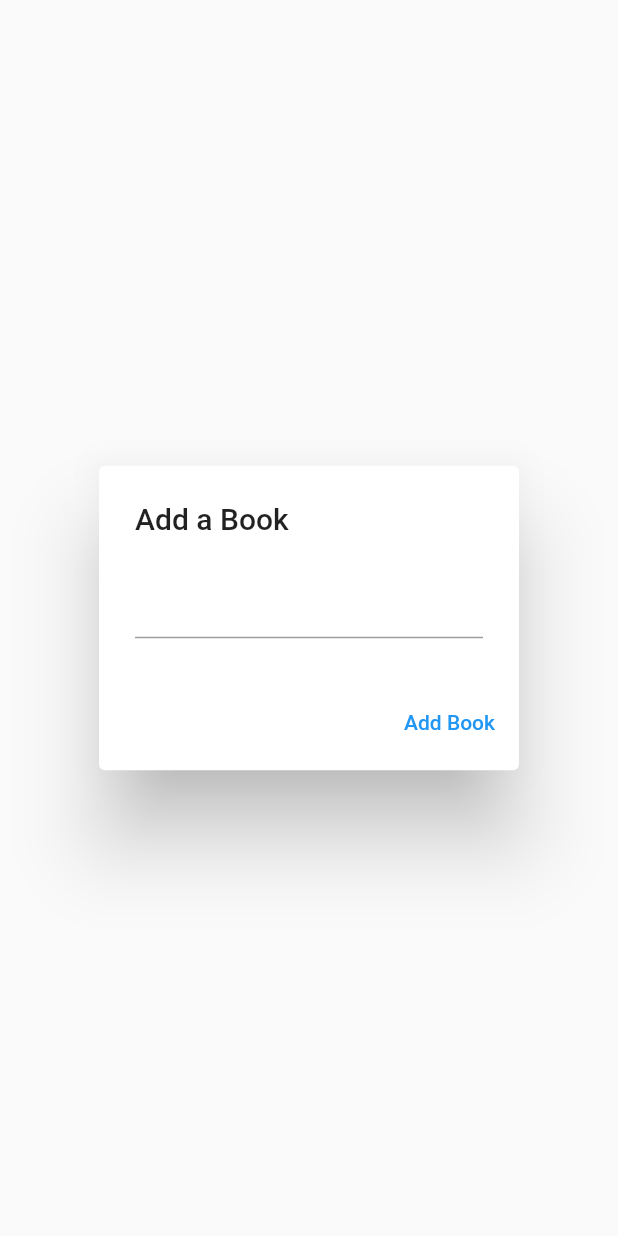
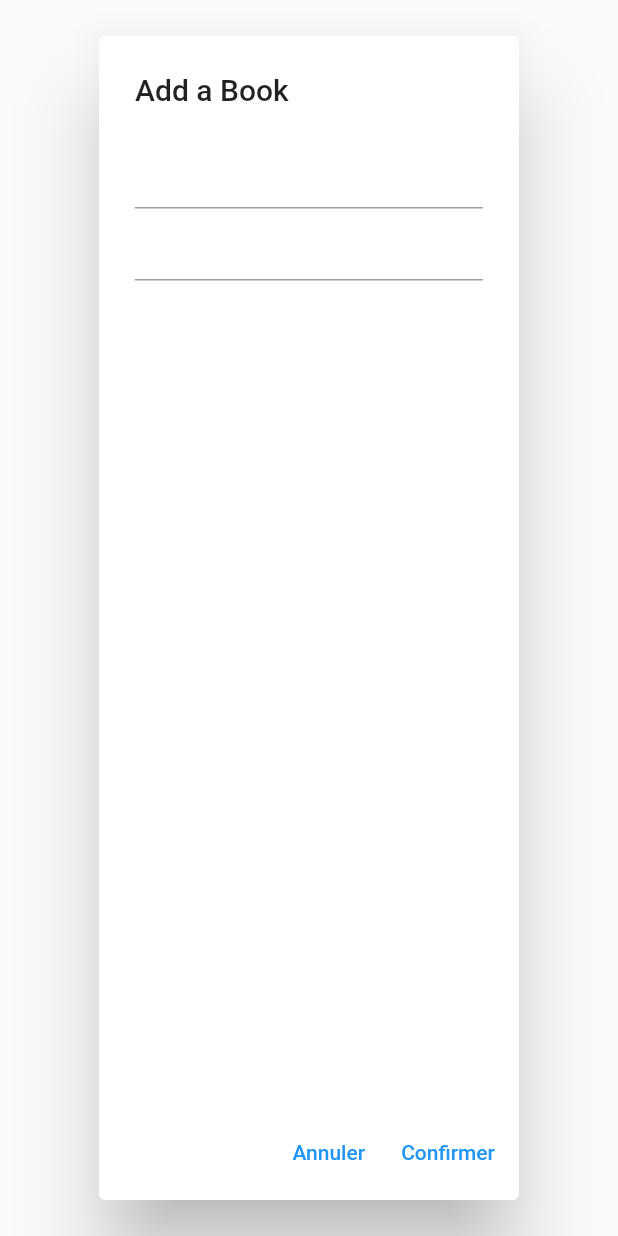
Before and after one commit to BenjaminCDP/Chaeg, a Flutter app: the AddBookDialog widget shown alone on an empty page, opened directly, on a phone screen of 412 x 824 dp. Run offline on Flutter 3.47's test engine with Material 2 defaults, Android fonts, the phone set to English and light mode, and no system bars; our stand-ins replace cloud_firestore, firebase_core; accounts and stored records are empty.

Commit message:
Added Google Books API handling
Ditched the service thing, doesn't work well with flutter

```diff
--- a/chaeg/lib/src/bookpile/bookpile.dart
+++ b/chaeg/lib/src/bookpile/bookpile.dart
@@ -1,4 +1,3 @@
-import 'package:chaeg/src/services/add_book.dart';
 import 'package:chaeg/src/services/get_books.dart';
 import 'package:flutter/material.dart';
 
--- a/chaeg/lib/src/models/book.dart
+++ /dev/null
@@ -1,18 +0,0 @@
-class Book {
-  String name;
-
-  Book({required this.name});
-
-  Map<String, dynamic> toMap() {
-    return {'name': name};
-  }
-
-  setName(String name) {
-    this.name = name;
-  }
-
-  @override
-  String toString() {
-    return 'Book{name: $name}';
-  }
-}
--- /dev/null
+++ b/chaeg/lib/src/models/volume_info.dart
@@ -0,0 +1,12 @@
+class VolumeInfo {
+  final String title;
+  final String author;
+
+  const VolumeInfo({required this.title, required this.author});
+
+  factory VolumeInfo.fromJson(Map<String, dynamic> json) {
+    final title = json['title'] as String;
+    final author = json['authors'][0] as String;
+    return VolumeInfo(title: title, author: author);
+  }
+}
--- a/chaeg/lib/src/services/add_book.dart
+++ /dev/null
@@ -1,35 +0,0 @@
-import 'package:chaeg/src/models/book.dart';
-import 'package:flutter/material.dart';
-
-// Import the firebase_core and cloud_firestore plugin
-import 'package:cloud_firestore/cloud_firestore.dart';
-
-class AddBook extends StatelessWidget {
-  final Book book;
-
-  const AddBook({super.key, required this.book});
-
-  @override
-  Widget build(BuildContext context) {
-    // Create a CollectionReference called users that references the firestore collection
-    CollectionReference books = FirebaseFirestore.instance.collection('books');
-
-    Future<void> addBook() {
-      // Call the user's CollectionReference to add a new user
-      return books
-          .add({'name': book.name})
-          .then((value) => print("Book Added"))
-          .catchError((error) => print("Failed to add book: $error"));
-    }
-
-    return TextButton(
-      onPressed: () {
-        addBook();
-        Navigator.pop(context);
-      },
-      child: const Text(
-        "Add Book",
-      ),
-    );
-  }
-}
--- a/chaeg/lib/src/services/get_books.dart
+++ b/chaeg/lib/src/services/get_books.dart
@@ -28,7 +28,8 @@ class _GetBooksState extends State<GetBooks> {
             Map<String, dynamic> data =
                 document.data()! as Map<String, dynamic>;
             return ListTile(
-              title: Text(data['name']),
+              title: Text(data['title']),
+              subtitle: Text(data['author']),
             );
           }).toList(),
         );
--- a/chaeg/lib/src/ui/add_book_dialog.dart
+++ b/chaeg/lib/src/ui/add_book_dialog.dart
@@ -1,37 +1,80 @@
-import 'package:chaeg/src/services/add_book.dart';
+import 'dart:convert';
 import 'package:flutter/material.dart';
-
-import '../models/book.dart';
+import 'package:http/http.dart' as http;
+import '../models/volume_info.dart';
+// Import the firebase_core and cloud_firestore plugin
+import 'package:cloud_firestore/cloud_firestore.dart';
 
 class AddBookDialog extends StatefulWidget {
   @override
-  _AddBookDialogState createState() => _AddBookDialogState();
+  AddBookDialogState createState() => AddBookDialogState();
 
   // The callback function with data you want to return -------|
   final Function(String value) onConfirm; // <------------|
 
-  const AddBookDialog({
+  Future<VolumeInfo> fetchBook(String title, author) async {
+    final response = await http
+        .get(Uri.parse('https://www.googleapis.com/books/v1/volumes?q=$title+inauthor:$author'));
+    if (response.statusCode == 200) {
+      // If the server did return a 200 OK response,
+      // then parse the JSON.
+      final decodedJson = jsonDecode(response.body);
+      final info = decodedJson['items'][0]['volumeInfo'];
+      return VolumeInfo.fromJson(info);
+    } else {
+      // If the server did not return a 200 OK response,
+      // then throw an exception.
+      throw Exception('Failed to load Book');
+    }
+  }
+
+  CollectionReference books = FirebaseFirestore.instance.collection('books');
+
+  Future<void> addBook(String title, String author) {
+    title = title.replaceAll(' ', '%20');
+    author = author.replaceAll(' ', '%20');
+    return fetchBook(title, author).then((volumeInfo) => books
+        .add({'title': volumeInfo.title, 'author': volumeInfo.author})
+        .then((value) => print("Book Added"))
+        .catchError((error) => print("Failed to add book: $error")));
+  }
+
+  AddBookDialog({
     Key? key,
     required this.onConfirm,
   }) : super(key: key);
 }
 
-class _AddBookDialogState extends State<AddBookDialog> {
-  Book book = Book(name: "");
-
+class AddBookDialogState extends State<AddBookDialog> {
+  List<String> val = ['',''];
   @override
   Widget build(BuildContext context) {
     return AlertDialog(
         title: const Text('Add a Book'),
-        content: TextField(
-          onChanged: (val) {
-            setState(() {
-              book.setName(val);
-            });
-          },
+        content: Column(
+          children: [
+            TextField(
+              onChanged: (value) => val[0] = value,
+            ),
+            TextField(
+              onChanged: (value) => val[1] = value,
+            )
+          ],
         ),
         actions: <Widget>[
-          AddBook(book: book)
+          TextButton(
+            child: const Text('Annuler'),
+            onPressed: () {
+              Navigator.of(context).pop();
+            },
+          ),
+          TextButton(
+            child: const Text('Confirmer'),
+            onPressed: () {
+              widget.addBook(val[0],val[1]);
+              Navigator.of(context).pop();
+            },
+          )
         ]);
   }
 }
--- a/chaeg/pubspec.yaml
+++ b/chaeg/pubspec.yaml
@@ -38,6 +38,7 @@ dependencies:
   path: ^1.8.1
   firebase_core: ^1.19.1
   cloud_firestore: ^3.2.1
+  http: ^0.13.4
 
 dev_dependencies:
   flutter_test:
```
Also changed, not shown: chaeg/pubspec.lock.
